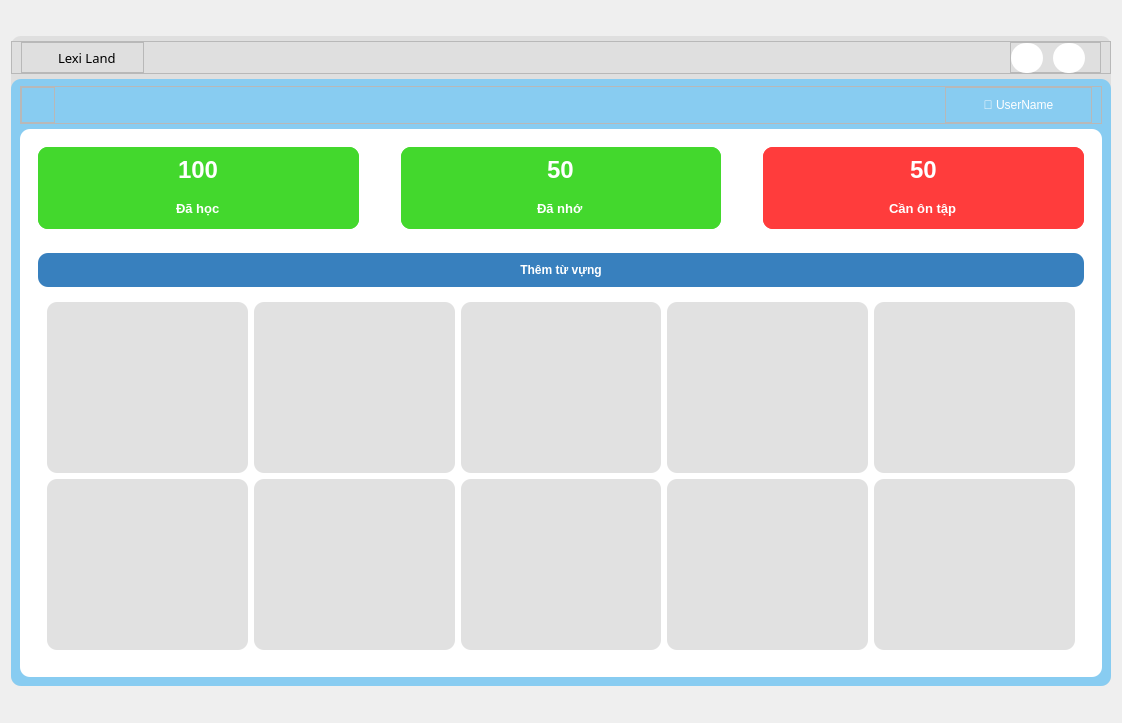
yuukun123/LexiLand, file UI/forms/vocab.ui: the form before one commit.
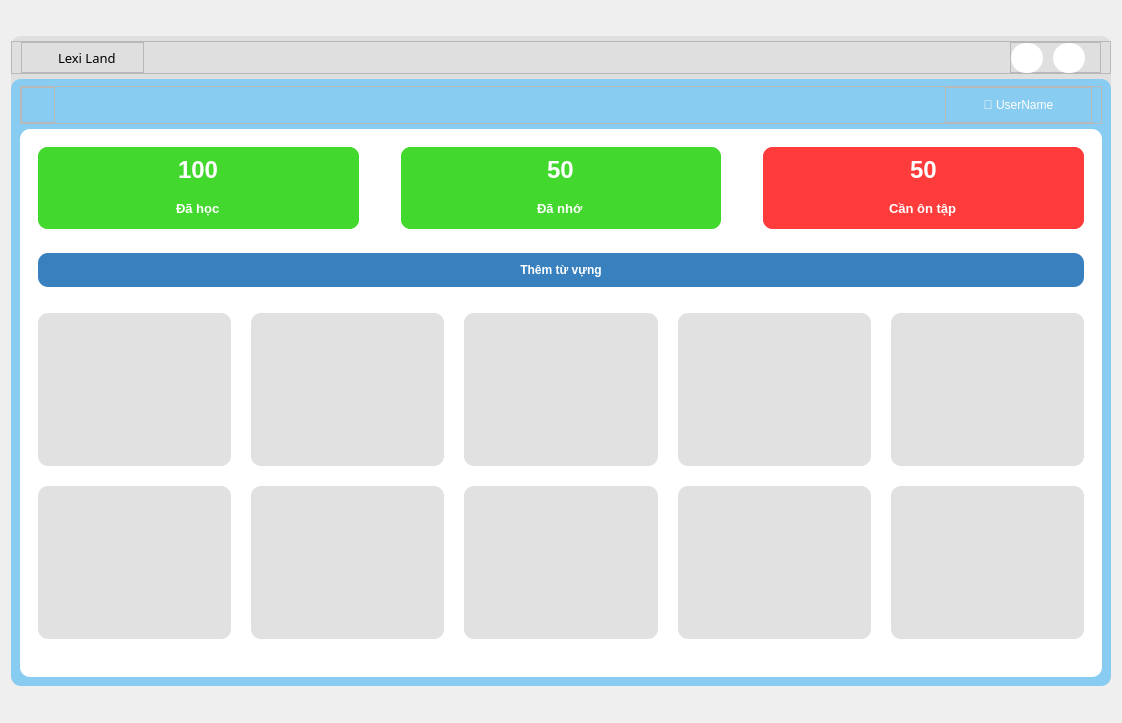
The form after the commit. Icons and pictures are not drawn.

```diff
--- a/UI/forms/vocab.ui
+++ b/UI/forms/vocab.ui
@@ -917,6 +917,21 @@
                        <enum>QFrame::Raised</enum>
                       </property>
                       <layout class="QGridLayout" name="gridLayout_2">
+                       <property name="leftMargin">
+                        <number>0</number>
+                       </property>
+                       <property name="topMargin">
+                        <number>20</number>
+                       </property>
+                       <property name="rightMargin">
+                        <number>0</number>
+                       </property>
+                       <property name="bottomMargin">
+                        <number>20</number>
+                       </property>
+                       <property name="spacing">
+                        <number>20</number>
+                       </property>
                        <item row="0" column="0">
                         <widget class="QFrame" name="frame_29">
                          <property name="styleSheet">
```
Left out of the diff: 10 changed lines with no effect on the pictures.
